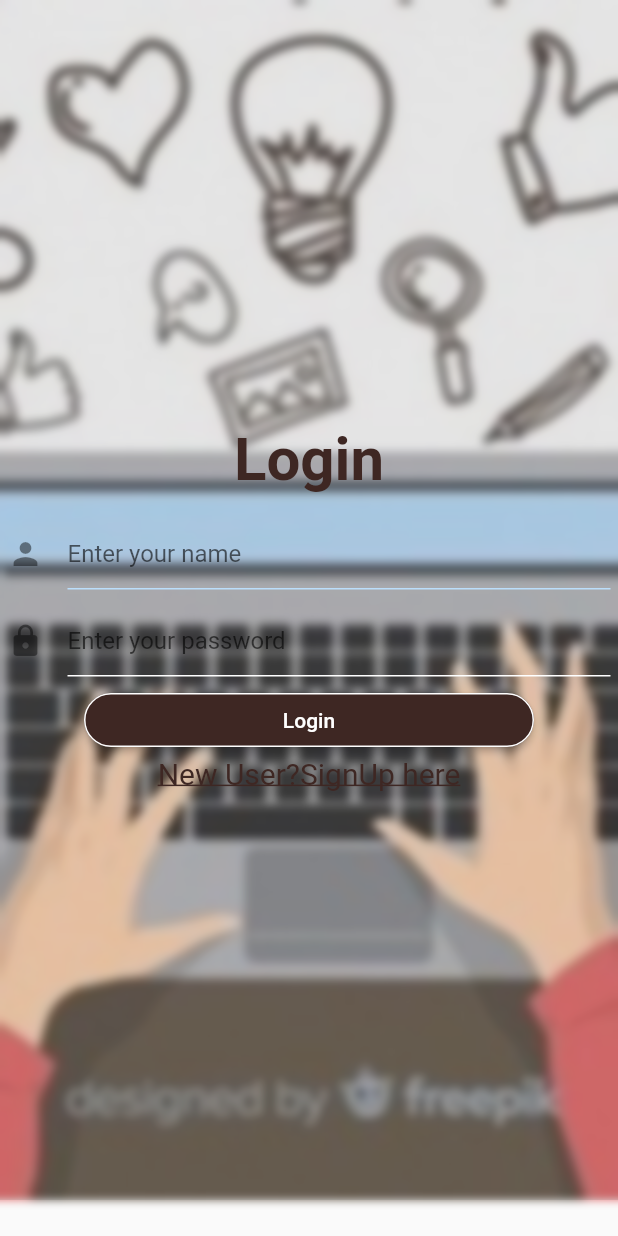
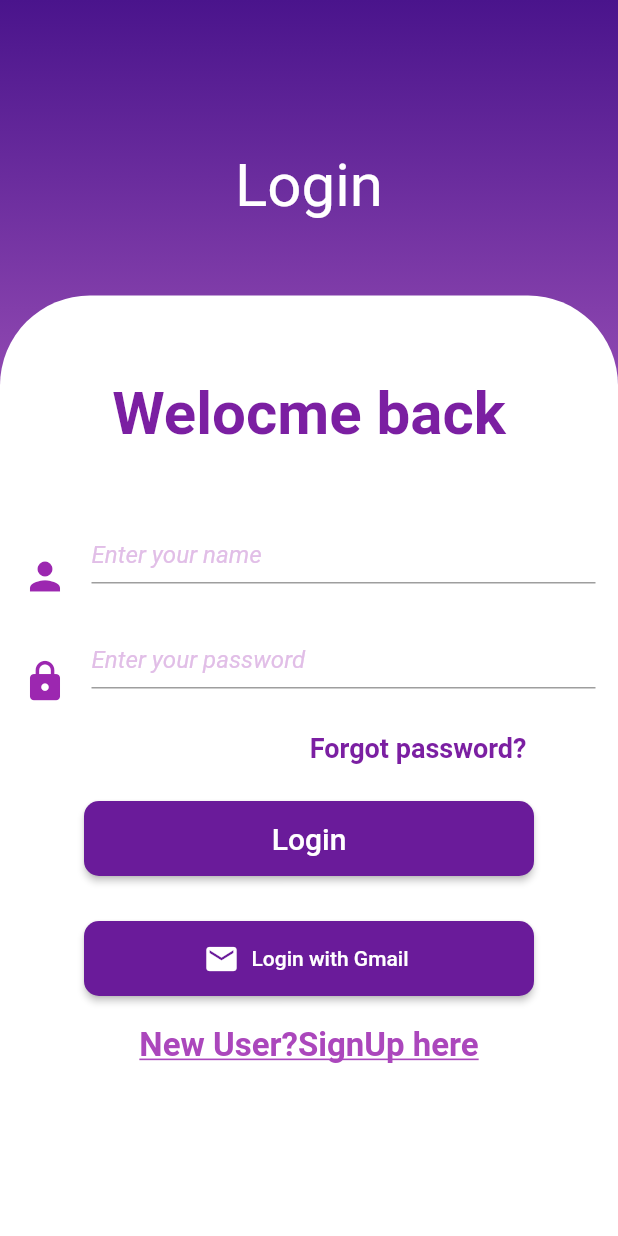
Before and after one commit to thripurambabn/Mr.Blogger, a Flutter app: the InitialScreen screen opened directly, after a tap on "Login", on a phone screen of 412 x 824 dp. Run offline on Flutter 3.47's test engine with Material 2 defaults, Android fonts, the phone set to English and light mode, and no system bars; our stand-ins replace bloc, equatable, firebase_auth, flutter_bloc; accounts and stored records are empty.

Commit message:
Chnage UI

```diff
--- a/lib/view/initial_screen.dart
+++ b/lib/view/initial_screen.dart
@@ -1,15 +1,12 @@
 import 'dart:ui';
 
-import 'package:firebase_auth/firebase_auth.dart';
 import 'package:flutter/material.dart';
 import 'package:flutter_bloc/flutter_bloc.dart';
 import 'package:meta/meta.dart';
 import 'package:mr_blogger/blocs/login_bloc/login_bloc.dart';
-import 'package:mr_blogger/blocs/login_bloc/login_event.dart';
-import 'package:mr_blogger/blocs/login_bloc/login_state.dart';
+
 import 'package:mr_blogger/service/user_service.dart';
-import 'package:mr_blogger/view/fadeanimation.dart';
-import 'package:mr_blogger/view/home_screen.dart';
+
 import 'package:mr_blogger/view/login_screen.dart';
 import 'package:mr_blogger/view/reg_screen.dart';
 
@@ -29,51 +26,74 @@ class InitialPage extends StatelessWidget {
 
 class InitialScreen extends StatelessWidget {
   UserService userService;
-  double _sigmaX = 5.0; // from 0-10
-  double _sigmaY = 5.0; // from 0-10
-  double _opacity = 0.1;
 
   @override
   Widget build(BuildContext context) {
     return WillPopScope(
       onWillPop: () async => false,
       child: Scaffold(
-        // appBar: AppBar(
-        //   // title: Text("Login"),
-        //   // centerTitle: true,
-        //   automaticallyImplyLeading: false,
-        // ),
           body: Container(
+              width: double.infinity,
               decoration: BoxDecoration(
-              image: DecorationImage(
-                image: AssetImage("assets/background.jpg"),
-                fit: BoxFit.cover,
+                  gradient: LinearGradient(
+                      begin: Alignment.bottomCenter,
+                      colors: [
+                        Colors.purple[400],
+                        Colors.purple[300],
+                        Colors.purple[900]
+                      ],
+                      end: FractionalOffset.topCenter),
+                  color: Colors.purpleAccent),
+              child: Column(
+                children: <Widget>[
+                  SizedBox(
+                    height: 50,
+                  ),
+                  Padding(
+                    padding: EdgeInsets.all(20),
+                    child: Column(
+                      crossAxisAlignment: CrossAxisAlignment.start,
+                      children: <Widget>[
+                        CircleAvatar(
+                          backgroundImage: ExactAssetImage('assets/logo.png'),
+                          minRadius: 70,
+                          maxRadius: 70,
+                        )
+                      ],
                     ),
                   ),
-            child: BackdropFilter(
-                filter: ImageFilter.blur(sigmaX: _sigmaX, sigmaY: _sigmaY),
+                  SizedBox(
+                    height: 60,
+                  ),
+                  Expanded(
                       child: Container(
-                  color: Colors.black.withOpacity(_opacity),
-                  height: 800.0,
-                  width: 800.0,
+                    decoration: BoxDecoration(
+                        color: Colors.white,
+                        borderRadius: BorderRadius.only(
+                            topLeft: Radius.circular(60),
+                            topRight: Radius.circular(60))),
+                    child: Column(
+                      children: <Widget>[
+                        Container(
                           child: Column(
                               mainAxisAlignment: MainAxisAlignment.center,
                               children: <Widget>[
-                        SizedBox(height: 100),
+                                SizedBox(height: 60),
                                 Container(
                                   alignment: Alignment.center,
                                   padding: EdgeInsets.all(5.0),
                                   child: Text(
-                            "Mr.BLOGGER",
+                                    "Welcome to the directory of wonderful things",
+                                    textAlign: TextAlign.center,
                                     style: TextStyle(
-                              fontSize: 50.0,
-                              color: Colors.brown[900],
+                                      fontSize: 20.0,
+                                      color: Colors.purple[900],
                                       fontWeight: FontWeight.bold,
                                     ),
                                   ),
                                 ),
                                 SizedBox(
-                          height: 250,
+                                  height: 50,
                                 ),
                                 Container(
                                     child: SizedBox(
@@ -81,9 +101,10 @@ class InitialScreen extends StatelessWidget {
                                   width: 300,
                                   child: RaisedButton(
                                     shape: RoundedRectangleBorder(
-                                borderRadius: BorderRadius.circular(18.0),
+                                        borderRadius:
+                                            BorderRadius.circular(18.0),
                                         side: BorderSide(color: Colors.white)),
-                            color: Colors.brown[900],
+                                    color: Colors.purple[900],
                                     child: Text("Login"),
                                     textColor: Colors.white,
                                     onPressed: () {
@@ -100,17 +121,22 @@ class InitialScreen extends StatelessWidget {
                                   width: 300,
                                   child: RaisedButton(
                                     shape: RoundedRectangleBorder(
-                                borderRadius: BorderRadius.circular(18.0),
+                                        borderRadius:
+                                            BorderRadius.circular(18.0),
                                         side: BorderSide(color: Colors.white)),
-                            color: Colors.brown[900],
+                                    color: Colors.purple[900],
                                     child: Text("Signup"),
                                     textColor: Colors.white,
                                     onPressed: () {},
                                   ),
                                 )),
                               ]),
+                        )
+                      ],
+                    ),
+                  ))
+                ],
               ))),
-      ),
     );
   }
 
--- a/lib/view/login_screen.dart
+++ b/lib/view/login_screen.dart
@@ -29,9 +29,7 @@ class LoginScreen extends StatelessWidget {
   TextEditingController passCntrlr = TextEditingController();
   LoginBloc loginBloc;
   UserService userService;
-  double _sigmaX = 3.0; // from 0-10
-  double _sigmaY = 3.0; // from 0-10
-  double _opacity = 0.1;
+
   LoginScreen({@required this.userService});
 
   @override
@@ -42,20 +40,45 @@ class LoginScreen extends StatelessWidget {
         onWillPop: () async => false,
         child: Scaffold(
             body: Container(
+                width: double.infinity,
                 decoration: BoxDecoration(
-              image: DecorationImage(
-                image: AssetImage("assets/background.jpg"),
-                fit: BoxFit.cover,
+                    gradient: LinearGradient(
+                        begin: Alignment.bottomCenter,
+                        colors: [
+                          Colors.purple[400],
+                          Colors.purple[300],
+                          Colors.purple[900]
+                        ],
+                        end: FractionalOffset.topCenter),
+                    color: Colors.purpleAccent),
+                child: Column(
+                  children: <Widget>[
+                    SizedBox(
+                      height: 80,
+                    ),
+                    Padding(
+                      padding: EdgeInsets.all(20),
+                      child: Column(
+                        crossAxisAlignment: CrossAxisAlignment.start,
+                        children: <Widget>[
+                          Text(
+                            "Login",
+                            style: TextStyle(color: Colors.white, fontSize: 40),
+                          ),
+                        ],
                       ),
                     ),
-            child: BackdropFilter(
-                filter: ImageFilter.blur(sigmaX: _sigmaX, sigmaY: _sigmaY),
+                    SizedBox(
+                      height: 30,
+                    ),
+                    Expanded(
                         child: Container(
-                  color: Colors.black.withOpacity(_opacity),
-                  height: 800.0,
-                  width: 800.0,
+                      decoration: BoxDecoration(
+                          color: Colors.white,
+                          borderRadius: BorderRadius.only(
+                              topLeft: Radius.circular(60),
+                              topRight: Radius.circular(60))),
                       child: Column(
-                    mainAxisAlignment: MainAxisAlignment.center,
                         children: <Widget>[
                           Container(
                             padding: EdgeInsets.all(5.0),
@@ -68,6 +91,9 @@ class LoginScreen extends StatelessWidget {
                               child: BlocBuilder<LoginBloc, LoginState>(
                                 builder: (context, state) {
                                   if (state is LoginInitialState) {
+                                    SizedBox(
+                                      height: 30,
+                                    );
                                     return buildInitialUi();
                                   } else if (state is LoginLoadingState) {
                                     return buildLoadingUi();
@@ -84,47 +110,81 @@ class LoginScreen extends StatelessWidget {
                               ),
                             ),
                           ),
+                          SizedBox(
+                            height: 50,
+                          ),
                           Container(
-                        padding: EdgeInsets.all(5.0),
+                            height: 50,
+                            padding: EdgeInsets.all(15.0),
                             child: TextField(
                               controller: emailCntrlr,
                               decoration: InputDecoration(
-                              enabledBorder: UnderlineInputBorder(
-                                borderSide: BorderSide(color: Colors.blue[100]),
+                                icon: new Icon(
+                                  Icons.person,
+                                  color: Colors.purple,
+                                  size: 30,
                                 ),
-                              focusedBorder: UnderlineInputBorder(
-                                borderSide: BorderSide(color: Colors.white),
-                              ),
-                              icon: new Icon(Icons.person),
-                              border: InputBorder.none,
-                              hintText: 'Enter your name'),
+                                hintText: 'Enter your name',
+                                hintStyle: TextStyle(
+                                  color: Colors.purple[100],
+                                  fontStyle: FontStyle.italic,
                                 ),
                               ),
-                      Container(
-                        padding: EdgeInsets.all(5.0),
-                        child: TextField(
-                          controller: passCntrlr,
-                          decoration: InputDecoration(
-                              enabledBorder: UnderlineInputBorder(
-                                borderSide: BorderSide(color: Colors.white),
-                              ),
-                              focusedBorder: UnderlineInputBorder(
-                                borderSide: BorderSide(color: Colors.white),
-                              ),
-                              icon: new Icon(Icons.lock),
-                              border: InputBorder.none,
-                              hintText: 'Enter your password'),
                             ),
                           ),
+                          SizedBox(
+                            height: 20,
+                          ),
                           Container(
+                            height: 50,
+                            padding: EdgeInsets.all(15.0),
+                            child: TextField(
+                              controller: emailCntrlr,
+                              decoration: InputDecoration(
+                                // filled: true,
+                                icon: new Icon(
+                                  Icons.lock,
+                                  color: Colors.purple,
+                                  size: 30,
+                                ),
+                                hintText: 'Enter your password',
+                                hintStyle: TextStyle(
+                                  color: Colors.purple[100],
+                                  fontStyle: FontStyle.italic,
+                                ),
+                              ),
+                            ),
+                          ),
+                          SizedBox(
+                            height: 50,
+                            width: 290,
+                            child: Container(
+                              alignment: Alignment.centerRight,
+                              child: Text('Forgot password?',
+                                  style: TextStyle(
+                                      fontWeight: FontWeight.bold,
+                                      fontSize: 18,
+                                      color: Colors.purple[700])),
+                            ),
+                          ),
+                          SizedBox(
+                            height: 10,
+                          ),
+                          Container(
+                            alignment: Alignment.center,
                             child: SizedBox(
+                              height: 50,
                               width: 300,
                               child: RaisedButton(
                                 shape: RoundedRectangleBorder(
-                                borderRadius: BorderRadius.circular(18.0),
-                                side: BorderSide(color: Colors.white)),
-                            color: Colors.brown[900],
-                            child: Text("Login"),
+                                  borderRadius: BorderRadius.circular(10.0),
+                                  // /side: BorderSide(color: Colors.white)
+                                ),
+                                color: Colors.purple[800],
+                                child: Text(
+                                  "Login",
+                                  style: TextStyle(fontSize: 20.0),
+                                ),
                                 textColor: Colors.white,
                                 onPressed: () {
                                   print(
@@ -139,32 +199,64 @@ class LoginScreen extends StatelessWidget {
                               ),
                             ),
                           ),
+                          SizedBox(
+                            height: 30,
+                          ),
+                          Container(
+                            alignment: Alignment.center,
+                            child: SizedBox(
+                              height: 50,
+                              width: 300,
+                              child: RaisedButton.icon(
+                                onPressed: () {},
+                                shape: RoundedRectangleBorder(
+                                    borderRadius: BorderRadius.all(
+                                        Radius.circular(10.0))),
+                                label: Text(
+                                  'Login with Gmail',
+                                  style: TextStyle(color: Colors.white),
+                                ),
+                                icon: Icon(
+                                  Icons.mail,
+                                  color: Colors.white,
+                                ),
+                                textColor: Colors.white,
+                                color: Colors.purple[800],
+                              ),
+                            ),
+                          ),
+                          SizedBox(
+                            height: 20,
+                          ),
                           GestureDetector(
                               child: Text("New User?SignUp here",
                                   style: TextStyle(
                                       // backgroundColor: Colors.brown,
+                                      fontWeight: FontWeight.bold,
                                       decoration: TextDecoration.underline,
-                                  fontSize: 20.0,
-                                  color: Colors.brown[900])),
+                                      fontSize: 22.0,
+                                      color: Colors.purple[400])),
                               onTap: () {
                                 navigateToSignUpScreen(context);
                               })
                         ],
                       ),
-                ))),
-      ),
-    );
+                    ))
+                  ],
+                ))
+            //),
+            ));
   }
 
   Widget buildInitialUi() {
     return Container(
       alignment: Alignment.center,
-      padding: EdgeInsets.all(5.0),
+      padding: EdgeInsets.only(top: 50.0),
       child: Text(
-        "Login",
+        "Welocme back",
         style: TextStyle(
             fontSize: 40.0,
-            color: Colors.brown[900],
+            color: Colors.purple[700],
             fontWeight: FontWeight.bold),
       ),
     );
--- a/pubspec.yaml
+++ b/pubspec.yaml
@@ -26,6 +26,7 @@ dependencies:
   google_sign_in: ^4.1.1
   equatable: ^1.0.1
   flutter_bloc: ^3.0.0
+  material_design_icons_flutter: ^4.0.5245
 
 dev_dependencies:
   flutter_test:
@@ -44,6 +45,7 @@ flutter:
   assets:
     - assets/background.jpg
     - assets/splashscreen.gif
+    - assets/logo.png
   #  - images/a_dot_ham.jpeg
   # An image asset can refer to one or more resolution-specific "variants", see
   # https://flutter.dev/assets-and-images/#resolution-aware.
```
Also changed, not shown: pubspec.lock. Lines whose indentation alone changed are shown as unchanged.
